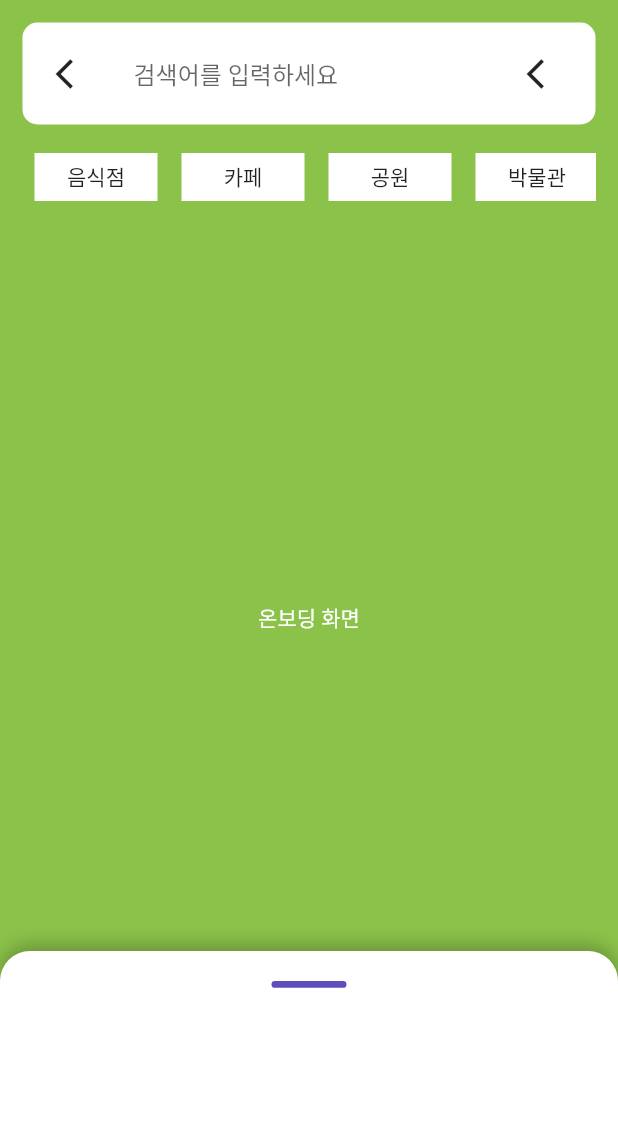
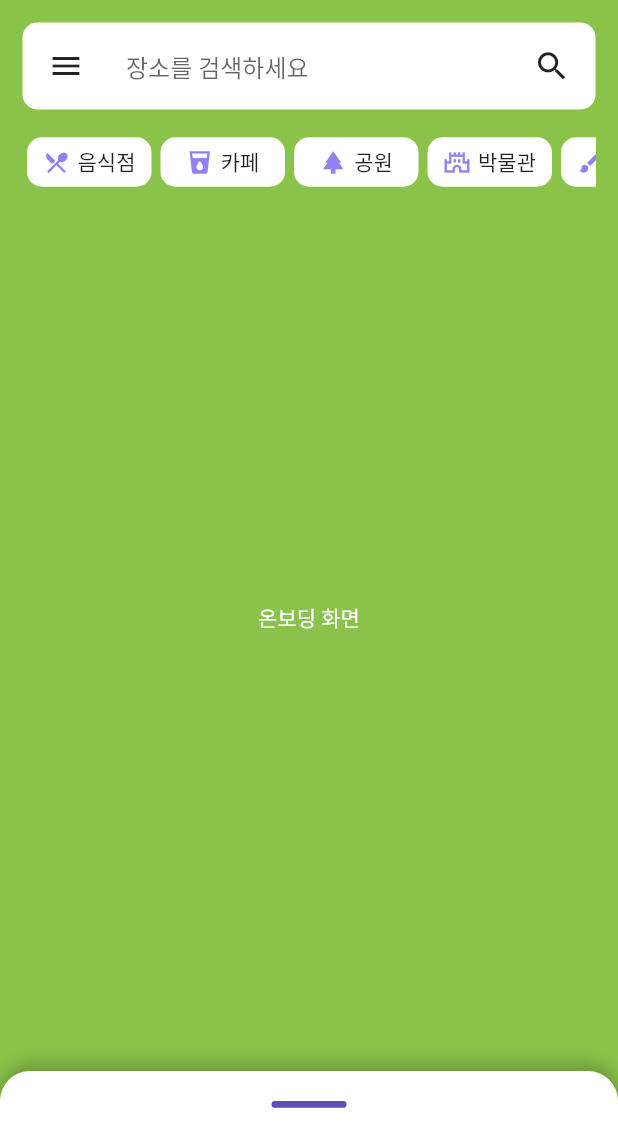
Before and after one commit to P-map/P-map_frontend, a Flutter app: the screen it shows after launch, on a phone screen of 412 x 824 dp. Shown: the top 1147 px of the screen. Run offline on Flutter 3.47's test engine with Material 2 defaults, Android fonts, the phone set to English and light mode, and no system bars.

Commit message:
feat: code 리팩토링

```diff
--- a/pmap/lib/views/home/scrollWidget.dart
+++ b/pmap/lib/views/home/scrollWidget.dart
@@ -11,11 +11,11 @@ class HomeWidget extends StatefulWidget {
   class _HomeWidgetState extends State<HomeWidget> {
     late double _height;
 
-    final double _lowLimit = 200;
-    final double _highLimit = 650;
-    final double _upThresh = 100;
-    final double _boundary = 300;
-    final double _downThresh = 350;
+    final double _lowLimit = 120;
+    final double _highLimit = 670;
+    final double _upThresh = 150;
+    final double _boundary = 200;
+    final double _downThresh = 250;
 
     final HideNavbar hiding = HideNavbar();
 
@@ -78,7 +78,7 @@ class HomeWidget extends StatefulWidget {
             const SizedBox(
               height: 20,
             ),
-            Container( // 위젯 안의 회색 선
+            Container( // 위젯 안의 선
               width: 50,
               height: 4.5,
               decoration: const BoxDecoration(
--- a/pmap/lib/views/home/searchBar.dart
+++ b/pmap/lib/views/home/searchBar.dart
@@ -15,6 +15,7 @@ class SearchScreen extends StatefulWidget {
 class _SearchScreenState extends State<SearchScreen> {
   TextEditingController searchController = TextEditingController();
   FocusNode focusNode = FocusNode();
+  String selectedQuery = '';
 
   List<String> items = ['음식점', '카페', '공원', '박물관', '미술관'];
   List<String> itmContents = [
@@ -25,6 +26,17 @@ class _SearchScreenState extends State<SearchScreen> {
     '미술관 Contents',
   ];
 
+  bool isSearchIcon = false;
+
+  void toggleSearchMode() {
+    setState(() {
+      isSearchIcon = !isSearchIcon;
+      if (!isSearchIcon) {
+        searchController.text = '';
+      }
+    });
+  }
+
   @override
   Widget build(BuildContext context) {
     return Container(
@@ -32,7 +44,7 @@ class _SearchScreenState extends State<SearchScreen> {
       child: Column(
         children: [
           Container(
-            padding: const EdgeInsets.all(10.0),
+            padding: const EdgeInsets.all(5.0),
             decoration: BoxDecoration(
               color: Colors.white,
               borderRadius: BorderRadius.circular(10),
@@ -41,28 +53,23 @@ class _SearchScreenState extends State<SearchScreen> {
               children: [
                 IconButton(
                   onPressed: () {
-                    // if (searchController.text.isNotEmpty) {
-                    //   setState(() {
-                    //     searchController.text = ''; // 검색어 초기화
-                    //   });
-                    // } else {
-                    //   Navigator.of(context).pop(); // 뒤로가기
-                    // }
+                    Navigator.of(context).pop();
                   },
-                  icon: searchController.text.isNotEmpty
-                      ? const Icon(Icons.clear) // 검색어가 비어있지 않으면 검색어 초기화 아이콘
-                      : const Icon(Icons.arrow_back_ios), // 검색어가 비어있으면 뒤로가기 아이콘
+                  icon: const Icon(Icons.menu),
                 ),
                 const SizedBox(width: 16),
                 Expanded(
                   child: TextField(
                     controller: searchController,
                     decoration: const InputDecoration(
-                      hintText: '검색어를 입력하세요',
+                      hintText: '장소를 검색하세요',
                       border: InputBorder.none,
-                      // fillColor: Colors.white,
-                      // filled: true,
                     ),
+                    onChanged: (value) {
+                      setState(() {
+                        isSearchIcon = value.isNotEmpty;
+                      });
+                    },
                   ),
                 ),
                 const SizedBox(width: 32),
@@ -70,17 +77,15 @@ class _SearchScreenState extends State<SearchScreen> {
                   onPressed: () {
                     if (searchController.text.isNotEmpty) {
                       setState(() {
-                        searchController.text = ''; // 검색어 초기화
-                      });
-                    } else {
-                      Navigator.of(context).pop(); // 뒤로가기
+                      searchController.text = '';
+                    });
                     }
                   },
-                  icon: searchController.text.isNotEmpty
-                      ? const Icon(Icons.clear) // 검색어가 비어있지 않으면 검색어 초기화 아이콘
-                      : const Icon(Icons.arrow_back_ios), // 검색어가 비어있으면 뒤로가기 아이콘
+                  icon: isSearchIcon && searchController.text.isNotEmpty
+                      ? const Icon(Icons.clear)
+                      : const Icon(Icons.search),
+                  iconSize: 25,
                 ),
-                // const SizedBox(width: 0),
               ],
             ),
           ),
@@ -91,81 +96,11 @@ class _SearchScreenState extends State<SearchScreen> {
               scrollDirection: Axis.horizontal,
               child: Row(
                 children: [
-                  GestureDetector(
-                    onTap: () {
-                      String selectedQuery = items[0];
-                      searchController.text = selectedQuery;
-                      print('선택한 검색어: $selectedQuery');
-                    },
-                    child: Container(
-                      width: 82,
-                      height: 32,
-                      margin: const EdgeInsets.all(8),
-                      color: Colors.white,
-                      alignment: Alignment.center,
-                      child: Text(items[0]),
-                    ),
-                  ),
-                  GestureDetector(
-                    onTap: () {
-                      String selectedQuery = items[1];
-                      searchController.text = selectedQuery;
-                      print('선택한 검색어: $selectedQuery');
-                    },
-                    child: Container(
-                      width: 82,
-                      height: 32,
-                      margin: const EdgeInsets.all(8),
-                      color: Colors.white,
-                      alignment: Alignment.center,
-                      child: Text(items[1]),
-                    ),
-                  ),
-                  GestureDetector(
-                    onTap: () {
-                      String selectedQuery = items[2];
-                      searchController.text = selectedQuery;
-                      print('선택한 검색어: $selectedQuery');
-                    },
-                    child: Container(
-                      width: 82,
-                      height: 32,
-                      margin: const EdgeInsets.all(8),
-                      color: Colors.white,
-                      alignment: Alignment.center,
-                      child: Text(items[2]),
-                    ),
-                  ),
-                  GestureDetector(
-                    onTap: () {
-                      String selectedQuery = items[3];
-                      searchController.text = selectedQuery;
-                      print('선택한 검색어: $selectedQuery');
-                    },
-                    child: Container(
-                      width: 82,
-                      height: 32,
-                      margin: const EdgeInsets.all(8),
-                      color: Colors.white,
-                      alignment: Alignment.center,
-                      child: Text(items[3]),
-                    ),
-                  ),
-                  GestureDetector(
-                    onTap: () {
-                      String selectedQuery = items[4];
-                      searchController.text = selectedQuery;
-                      print('선택한 검색어: $selectedQuery');
-                    },
-                    child: Container(
-                      width: 82,
-                      height: 32,
-                      margin: const EdgeInsets.all(8),
-                      color: Colors.white,
-                      alignment: Alignment.center,
-                      child: Text(items[4]),
-                    ),
-                  ),
+                  categoryWidget(items[0], Icons.restaurant_menu),
+                  categoryWidget(items[1], Icons.local_drink),
+                  categoryWidget(items[2], Icons.park),
+                  categoryWidget(items[3], Icons.castle_outlined),
+                  categoryWidget(items[4], Icons.brush)
                 ],
               ),
             ),
@@ -174,4 +109,36 @@ class _SearchScreenState extends State<SearchScreen> {
       ),
     );
   }
+
+  GestureDetector categoryWidget(String text, IconData iconData) {
+    return GestureDetector(
+                  onTap: () {
+                    setState(() {
+                      searchController.text = text;
+                      isSearchIcon = true;
+                    });
+                  },
+                  child: Container(
+                      width: 83,
+                      height: 33,
+                      margin: const EdgeInsets.all(3),
+                      alignment: Alignment.center,
+                      decoration: BoxDecoration(
+                          borderRadius: BorderRadius.circular(10),
+                          color: Colors.white),
+                      child: Row(
+                        mainAxisAlignment: MainAxisAlignment.center,
+                        children: [
+                          Icon(
+                            iconData,
+                            size: 18,
+                            color: const Color(0xff9480F2),
+                          ),
+                          const SizedBox(width: 5),
+                          Text(text),
+                        ],
+                      ),
+                      ),
+                );
+  }
 }
```
